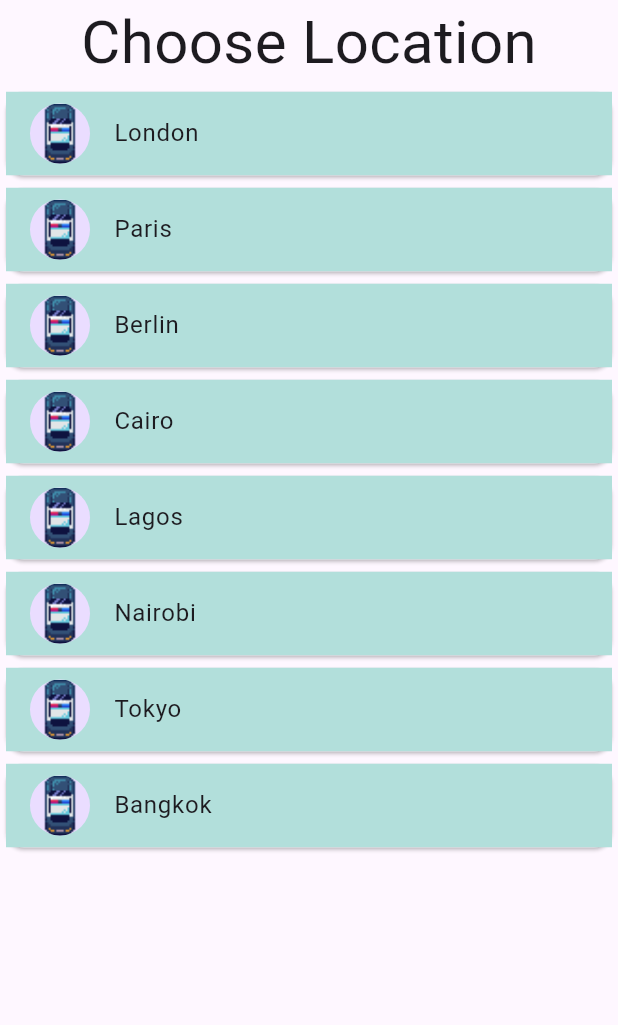
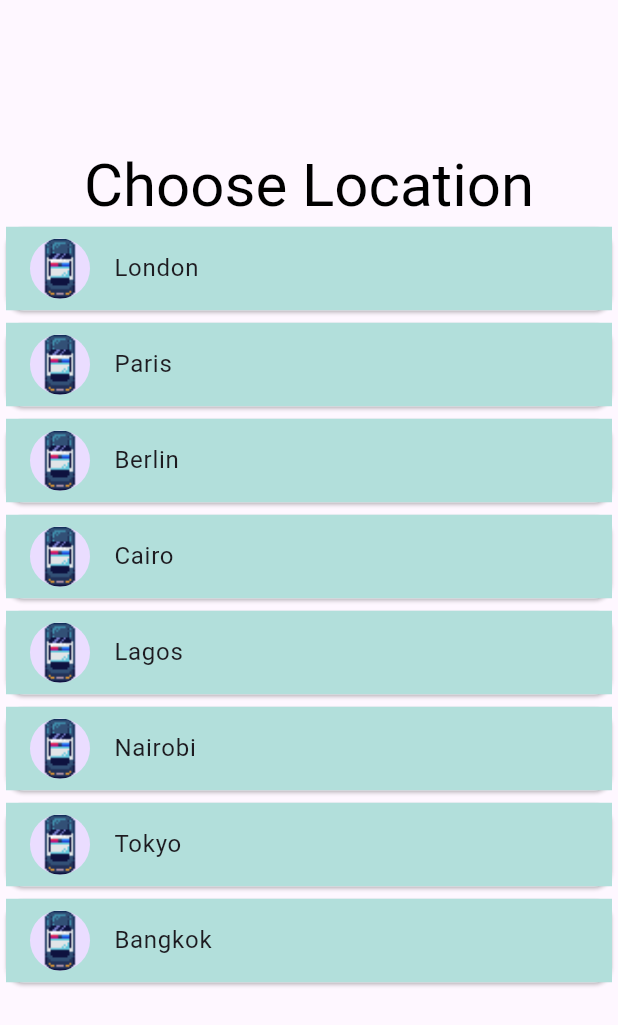
Before and after one commit to LukesRepositories/flutter_worldtime_app, a Flutter app: the screen it shows after launch, on a phone screen of 412 x 824 dp. Shown: the top 1025 px of the screen. Run offline on Flutter 3.47's test engine with Material 3 defaults, Android fonts, the phone set to English and light mode, and no system bars; our stand-ins replace flutter_spinkit.

Commit message:
Heading text added to choose_location page

```diff
--- a/lib/pages/choose_location.dart
+++ b/lib/pages/choose_location.dart
@@ -29,16 +29,21 @@ class _ChooseLocationState extends State<ChooseLocation> {
     return Scaffold(
       body: Column(
         children: [
-          SafeArea(
-            child: Text(
-              "Choose Location",
-               style: TextStyle(
-                 fontSize: 40.0
-               ),
+          Container(
+            margin: EdgeInsets.fromLTRB(0.0, 100.0, 0.0, 0.0),
+            child: RichText(
+              text: TextSpan(
+                text: "Choose Location",
+                style: TextStyle(
+                  fontSize: 40.0,
+                  color: Colors.black,
+                ),
+              ),
             )
           ),
           Expanded(
             child: ListView.builder(
+              shrinkWrap: true,
               itemCount: locations.length,
               itemBuilder: (context, index) {
                 return Card(
--- a/lib/pages/loading.dart
+++ b/lib/pages/loading.dart
@@ -15,7 +15,7 @@ class _LoadingState extends State<Loading> {
   bool shouldRun = true;
 
   void getWorldTime(String location, String url) async {
-    await Future.delayed(Duration(seconds: 2));
+    await Future.delayed(Duration(seconds: 1));
 
     WorldTime worldTimeInstance = WorldTime(locationArg: location, urlArg: url);
     await worldTimeInstance.getTime();
```
